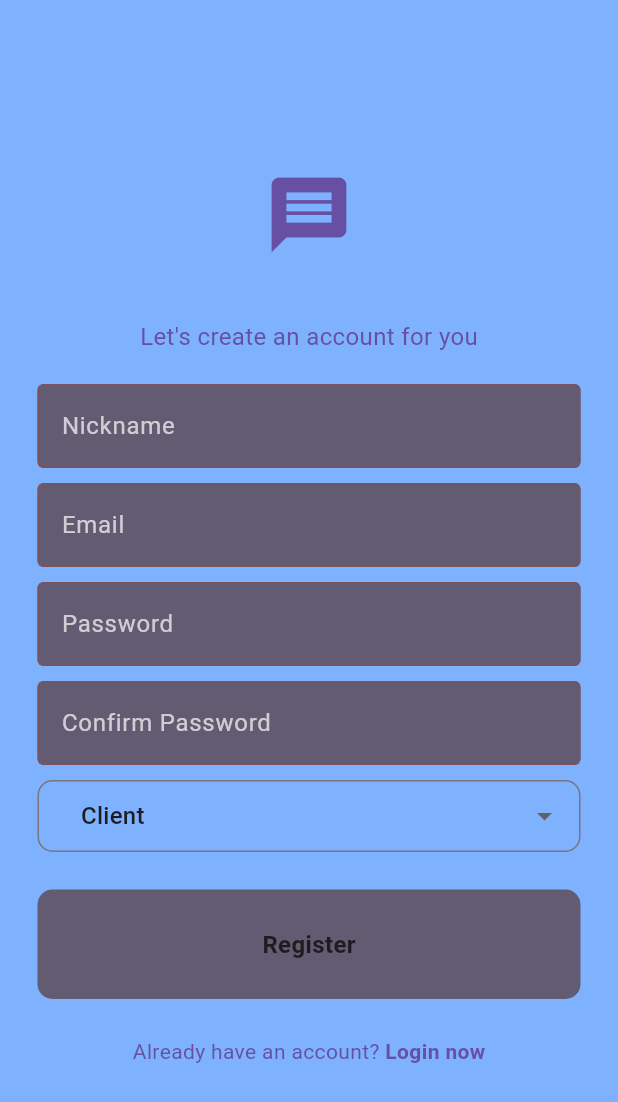
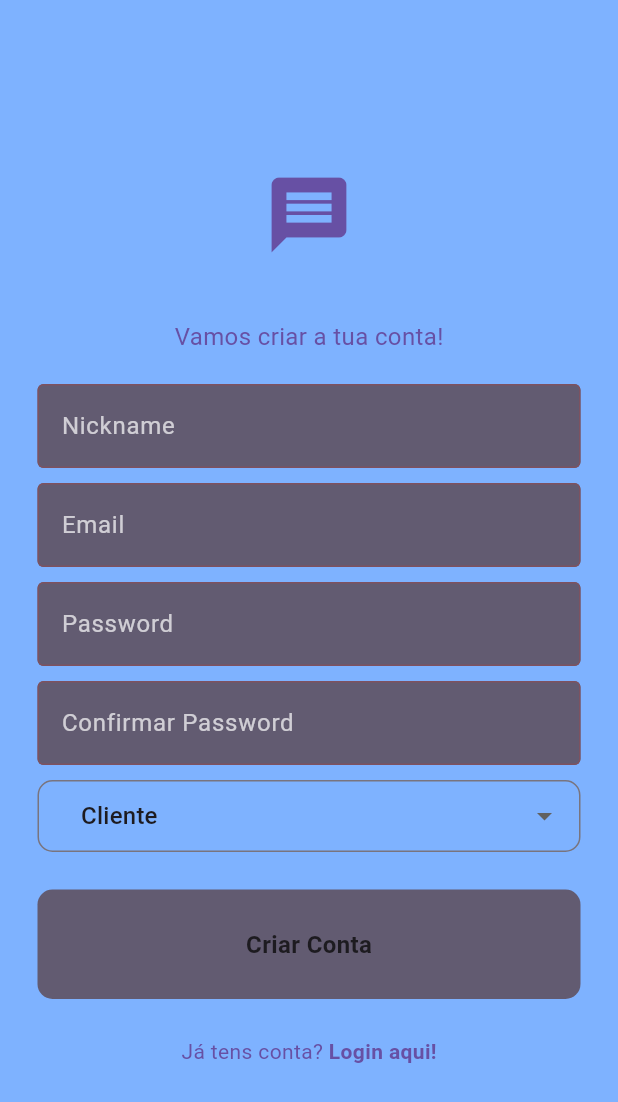
Before and after one commit to BMarujo/TastyBite, a Flutter app: the RegisterScreen screen opened directly, on a phone screen of 412 x 824 dp. Shown: the top 1102 px of the screen. Run offline on Flutter 3.47's test engine with Material 3 defaults, Android fonts, the phone set to English and light mode, and no system bars; our stand-ins replace chat_bubbles, cloud_firestore, firebase_auth, firebase_core, firebase_storage, flutter_local_notifications and 9 more; accounts and stored records are empty.

Commit message:
tradução

```diff
--- a/lib/home_screens/menu_screen.dart
+++ b/lib/home_screens/menu_screen.dart
@@ -236,9 +236,9 @@ class _MenuScreenState extends State<MenuScreen> {
             mainAxisSize: MainAxisSize.min,
             children: [
               Text('Prato: ${menuItem.name}'),
-              Text('Preço: \$${menuItem.price.toStringAsFixed(2)}'),
+              Text('Preço: ${menuItem.price.toStringAsFixed(2)}€'),
               const Divider(),
-              Text('Saldo atual: \$${wallet.balance.toStringAsFixed(2)}'),
+              Text('Saldo atual: ${wallet.balance.toStringAsFixed(2)}€'),
             ],
           ),
           actions: [
@@ -513,7 +513,7 @@ class _MenuScreenState extends State<MenuScreen> {
       }
     } catch (e) {
       // Lida com erros e retorna null em caso de falha
-      print('Erro ao buscar entregador disponível: $e');
+      print('Erro ao procurar entregador disponível: $e');
       return null;
     }
   }
--- a/lib/home_screens/messenger_screen/chatpage.dart
+++ b/lib/home_screens/messenger_screen/chatpage.dart
@@ -159,7 +159,7 @@ class _ChatScreenState extends State<ChatScreen> {
               children: [
                 Expanded(
                   child: MyTextField(
-                    hint: "Type a message....",
+                    hint: "Escrever uma mensagem....",
                     obsecure: false,
                     controller: controller,
                     focusNode: myFocusNode,
--- a/lib/home_screens/messenger_screen/messenger_screen.dart
+++ b/lib/home_screens/messenger_screen/messenger_screen.dart
@@ -125,7 +125,7 @@ class BuildUserList extends StatelessWidget {
                     padding: const EdgeInsets.symmetric(
                         horizontal: 20, vertical: 10),
                     child: Text(
-                      'Delivery Guys',
+                      'Entregadores',
                       style: TextStyle(
                         color: Theme.of(context).colorScheme.primary,
                         fontSize: 20,
@@ -145,7 +145,7 @@ class BuildUserList extends StatelessWidget {
                     padding: const EdgeInsets.symmetric(
                         horizontal: 20, vertical: 10),
                     child: Text(
-                      'Clients',
+                      'Clientes',
                       style: TextStyle(
                         color: Theme.of(context).colorScheme.primary,
                         fontSize: 20,
--- a/lib/login.dart
+++ b/lib/login.dart
@@ -148,7 +148,7 @@ class LoginPage extends StatelessWidget {
               height: 40,
             ),
             Text(
-              "Welcome back, You've been missed",
+              "Bem Vindo ao TastyBite",
               style: TextStyle(
                 fontSize: 16,
                 color: Theme.of(context).colorScheme.primary,
@@ -187,7 +187,7 @@ class LoginPage extends StatelessWidget {
               mainAxisAlignment: MainAxisAlignment.center,
               children: [
                 Text(
-                  "Not a member? ",
+                  "Novo utilizador?",
                   style: TextStyle(
                     color: Theme.of(context).colorScheme.primary,
                   ),
@@ -199,7 +199,7 @@ class LoginPage extends StatelessWidget {
                     Navigator.pushReplacement(context, route);
                   },
                   child: Text(
-                    "Register now",
+                    " Crie uma conta",
                     style: TextStyle(
                       fontWeight: FontWeight.bold,
                       color: Theme.of(context).colorScheme.primary,
--- a/lib/register_screen.dart
+++ b/lib/register_screen.dart
@@ -149,7 +149,7 @@ class _RegisterScreenState extends State<RegisterScreen> {
         context: context,
         builder: (context) {
           return const AlertDialog(
-            content: Text("Passwords don't match"),
+            content: Text("Passwords não coincidem!"),
           );
         },
       );
@@ -173,7 +173,7 @@ class _RegisterScreenState extends State<RegisterScreen> {
                 ),
                 const SizedBox(height: 40),
                 Text(
-                  "Let's create an account for you",
+                  "Vamos criar a tua conta!",
                   style: TextStyle(
                     fontSize: 16,
                     color: Theme.of(context).colorScheme.primary,
@@ -199,7 +199,7 @@ class _RegisterScreenState extends State<RegisterScreen> {
                 ),
                 const SizedBox(height: 10),
                 MyTextField(
-                  hint: "Confirm Password",
+                  hint: "Confirmar Password",
                   obsecure: true,
                   controller: pwConfirmController,
                 ),
@@ -232,15 +232,15 @@ class _RegisterScreenState extends State<RegisterScreen> {
                       return DropdownMenuItem<AccountType>(
                         value: value,
                         child: Text(value == AccountType.client
-                            ? 'Client'
-                            : 'Delivery Guy'),
+                            ? 'Cliente'
+                            : 'Entregador'),
                       );
                     }).toList(),
                   ),
                 ),
                 const SizedBox(height: 25),
                 MyButton(
-                  text: "Register",
+                  text: "Criar Conta",
                   onTap: () async {
                     await signUp(
                       emailController.text.trim(),
@@ -259,7 +259,7 @@ class _RegisterScreenState extends State<RegisterScreen> {
                   mainAxisAlignment: MainAxisAlignment.center,
                   children: [
                     Text(
-                      "Already have an account? ",
+                      "Já tens conta? ",
                       style: TextStyle(
                         color: Theme.of(context).colorScheme.primary,
                       ),
@@ -271,7 +271,7 @@ class _RegisterScreenState extends State<RegisterScreen> {
                         Navigator.pushReplacement(context, route);
                       },
                       child: Text(
-                        "Login now",
+                        "Login aqui!",
                         style: TextStyle(
                           fontWeight: FontWeight.bold,
                           color: Theme.of(context).colorScheme.primary,
--- a/lib/util/image.dart
+++ b/lib/util/image.dart
@@ -142,7 +142,7 @@ class _ImagePickerWidgetState extends State<ImagePickerWidget> {
                 height: 5,
               ),
               customButton(
-                title: 'Pick from Gallery',
+                title: 'Escolher da galeria',
                 icon: Icons.image_outlined,
                 onClick: () => getImage(ImageSource.gallery),
               ),
@@ -150,7 +150,7 @@ class _ImagePickerWidgetState extends State<ImagePickerWidget> {
                 height: 5,
               ),
               customButton(
-                title: 'Take a picture',
+                title: 'Tirar uma foto',
                 icon: Icons.camera_alt,
                 onClick: () => getImage(ImageSource.camera),
               ),
@@ -173,7 +173,7 @@ Widget customButton(
       child: Row(
         children: [
           Icon(icon),
-          const SizedBox(width: 10),
+          const SizedBox(width: 5),
           Text(title),
         ],
       ),
```
